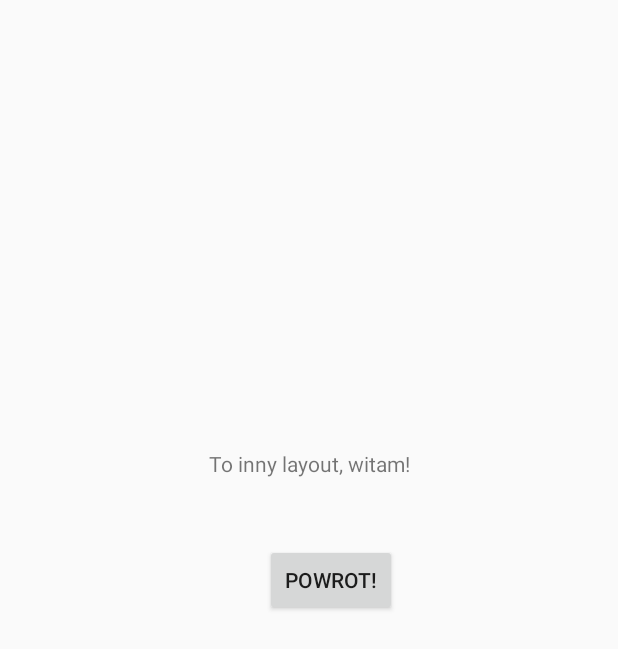
After one commit to xkadmx/Components, an Android app: the layout dialog_test.xml on its own in the app's theme, with its tools: preview values and no code run, on a phone screen of 412 x 824 dp. The commit adds this screen. Shown: the top 649 px of the screen. Run offline under Robolectric (Android 15) with nearby library versions, the phone set to English and light mode, and no system bars.

Commit message:
creating customDialog method in MainActivity class (instead of createDialog used previously) to set content view in a different layout (dialog_test) containing textview and a return button.
Signed-off-by: xkadmx <zuzanna.rosinska@yahoo.com>

```diff
--- a/app/src/main/java/com/example/components/MainActivity.java
+++ b/app/src/main/java/com/example/components/MainActivity.java
@@ -3,8 +3,11 @@ package com.example.components;
 
 import android.app.Activity;
 import android.app.AlertDialog;
+import android.app.Dialog;
 import android.content.DialogInterface;
 import android.os.Bundle;
+import android.view.View;
+import android.widget.Button;
 import android.widget.Toast;
 
 
@@ -15,6 +18,12 @@ public class MainActivity extends Activity {
         super.onCreate(savedInstanceState);
         setContentView(R.layout.activity_main);
 
+        //createDialog();
+        createCustomDialog();
+
+
+    }
+    public void createDialog() {
         AlertDialog dialog = new AlertDialog.Builder(this)
                 .setTitle("Niedzielny serwis dezinformacyjny:")
                 .setMessage("Słowo na niedzielę")
@@ -30,7 +39,24 @@ public class MainActivity extends Activity {
                     public void onClick(DialogInterface dialog, int which) {
                         Toast.makeText(MainActivity.this,"Próbuj!",Toast.LENGTH_SHORT).show();
 
+
                     }
                 }).show();
     }
-}
+    public void createCustomDialog(){
+        final Dialog dialog = new Dialog(this);
+        dialog.setContentView(R.layout.dialog_test);
+        dialog.setTitle("Test");
+
+        Button exit = (Button) dialog.findViewById(R.id.buttonExit);
+        exit.setOnClickListener(new View.OnClickListener() {
+            @Override
+            public void onClick(View v) {
+                dialog.dismiss();
+            }
+        });
+
+        dialog.show();
+    }
+
+    }
--- /dev/null
+++ b/app/src/main/res/layout/dialog_test.xml
@@ -0,0 +1,34 @@
+<?xml version="1.0" encoding="utf-8"?>
+<android.support.constraint.ConstraintLayout xmlns:android="http://schemas.android.com/apk/res/android"
+    xmlns:app="http://schemas.android.com/apk/res-auto"
+    xmlns:tools="http://schemas.android.com/tools"
+    android:id="@+id/relativeLayout"
+    android:layout_width="match_parent"
+    android:layout_height="match_parent">
+
+    <TextView
+        android:id="@+id/textWelcome"
+        android:layout_width="wrap_content"
+        android:layout_height="wrap_content"
+        android:gravity="center"
+        android:layout_marginStart="176dp"
+        android:layout_marginTop="299dp"
+        android:layout_marginEnd="176dp"
+        android:text="@string/textview"
+        app:layout_constraintEnd_toEndOf="parent"
+        app:layout_constraintStart_toStartOf="parent"
+        app:layout_constraintTop_toTopOf="parent" />
+
+    <Button
+        android:id="@+id/buttonExit"
+        android:layout_width="wrap_content"
+        android:layout_height="wrap_content"
+        android:gravity="center"
+        android:layout_marginStart="176dp"
+        android:layout_marginTop="44dp"
+        android:layout_marginEnd="147dp"
+        android:text="@string/Powrot"
+        app:layout_constraintEnd_toEndOf="parent"
+        app:layout_constraintStart_toStartOf="parent"
+        app:layout_constraintTop_toBottomOf="@+id/textWelcome" />
+</android.support.constraint.ConstraintLayout>
--- a/app/src/main/res/values/strings.xml
+++ b/app/src/main/res/values/strings.xml
@@ -1,3 +1,6 @@
 <resources>
     <string name="app_name">Components</string>
+    <string name="textview">To inny layout, witam!</string>
+    <string name="button">Button</string>
+    <string name="Powrot">Powrot!</string>
 </resources>
```
